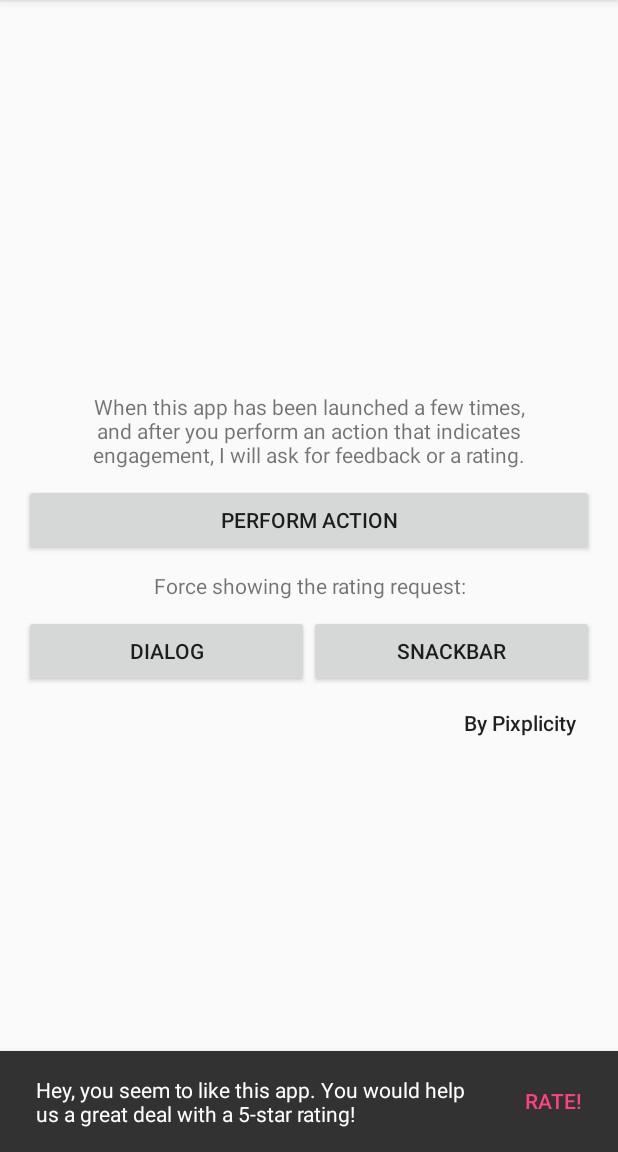
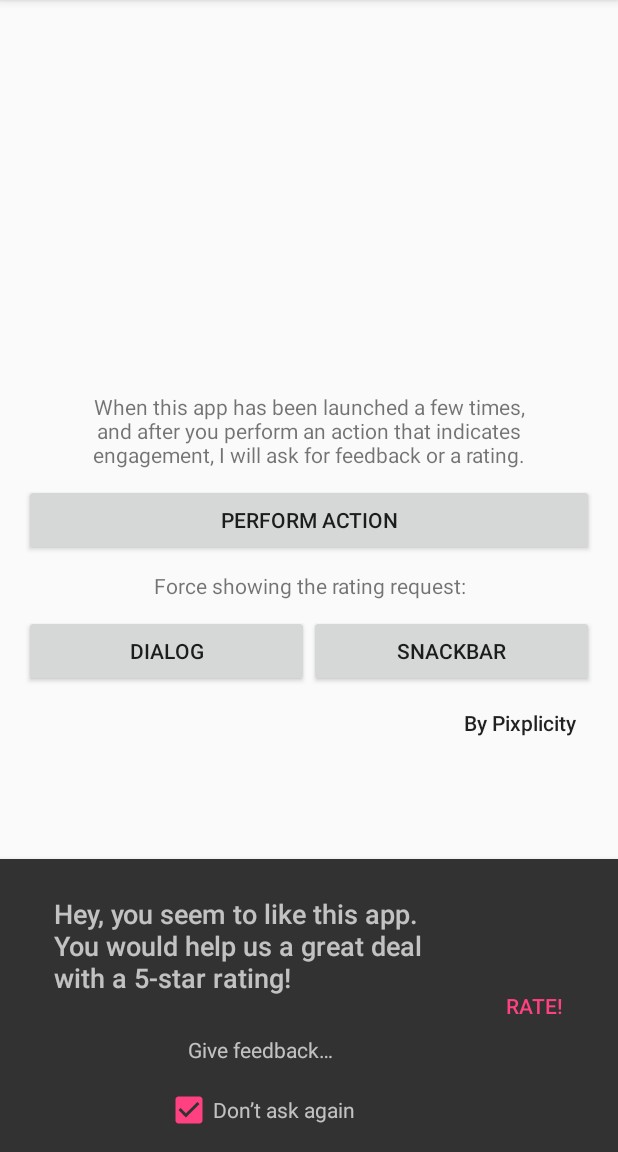
Before and after one commit to Pixplicity/gene-rate, an Android app: the screen it shows after launch (MainActivity), after a tap on "SNACKBAR", on a phone screen of 412 x 824 dp, the part 84-1236 px from its top. Run offline under Robolectric (Android 15) with nearby library versions, the phone set to English and light mode, and no system bars.

Commit message:
[add] feedback and checkbox added to SnackBar layout

```diff
--- a/app/src/main/java/com/pixplicity/generate/sample/MainActivity.java
+++ b/app/src/main/java/com/pixplicity/generate/sample/MainActivity.java
@@ -69,6 +69,7 @@ public class MainActivity extends AppCompatActivity {
         mRateBar = new Rate.Builder(this)
                 .setMessage(R.string.please_rate_short)
                 .setMinimumInstallTime(0)
+                .setFeedbackAction(Uri.parse("mailto:example@example.com"))
                 .setSnackBarParent(root)
                 .build();
 
--- a/gradle.properties
+++ b/gradle.properties
@@ -15,8 +15,8 @@
 #
 org.gradle.jvmargs=-Xmx1536m
 #
-VERSION_CODE=2
-VERSION_NAME=1.0
+VERSION_CODE=3
+VERSION_NAME=1.0.1
 #
 GROUP=com.pixplicity.generate
 ARTIFACT_ID=gene-rate
--- a/library/src/main/java/com/pixplicity/generate/Rate.java
+++ b/library/src/main/java/com/pixplicity/generate/Rate.java
@@ -38,6 +38,9 @@ import android.view.View;
 import android.view.ViewGroup;
 import android.widget.Button;
 import android.widget.CheckBox;
+import android.widget.CompoundButton;
+import android.widget.CompoundButton.OnCheckedChangeListener;
+import android.widget.TextView;
 
 import java.util.concurrent.TimeUnit;
 
@@ -173,15 +176,62 @@ public final class Rate {
 
     private void showRatingSnackbar() {
         // Wie is hier nou de snackbar?
-        Snackbar.make(mParentView, mMessage, Snackbar.LENGTH_LONG)
-                .setAction(R.string.button_yes, new View.OnClickListener() {
-                    @Override
-                    public void onClick(View view) {
-                        openPlayStore();
+        final Snackbar snackbar = Snackbar.make(mParentView, mMessage, Snackbar.LENGTH_INDEFINITE);
+        Snackbar.SnackbarLayout layout = (Snackbar.SnackbarLayout) snackbar.getView();
+
+        // Hide default text
+        TextView textView = (TextView) layout.findViewById(android.support.design.R.id.snackbar_text);
+        textView.setVisibility(View.INVISIBLE);
+
+        // Inflate our custom view
+        final LayoutInflater inflater = (LayoutInflater) mContext.getSystemService(Context.LAYOUT_INFLATER_SERVICE);
+        @SuppressLint("InflateParams")
+        View snackView = inflater.inflate(R.layout.in_snackbar, null);
+        // Configure the view
+        TextView tvMessage = (TextView) snackView.findViewById(R.id.text);
+        tvMessage.setText(mMessage);
+        final CheckBox checkBox = (CheckBox) snackView.findViewById(R.id.cb_never);
+        checkBox.setText(mTextNever);
+        checkBox.setChecked(DEFAULT_CHECKED);
+        final Button btFeedback = (Button) snackView.findViewById(R.id.bt_negative);
+        final Button btRate = (Button) snackView.findViewById(R.id.bt_positive);
+
+        // Rate listener
+        btRate.setOnClickListener(new View.OnClickListener() {
+            @Override
+            public void onClick(View v) {
+                snackbar.dismiss();
+                openPlayStore();
+                saveAsked();
+            }
+        });
+        // Feedback listener
+        if (mFeedbackAction != null) {
+            btFeedback.setText(mTextNegative);
+            btFeedback.setVisibility(View.VISIBLE);
+            btFeedback.setOnClickListener(new View.OnClickListener() {
+                @Override
+                public void onClick(View v) {
+                    if (checkBox.isChecked()) {
                         saveAsked();
                     }
-                })
-                .show();
+                    snackbar.dismiss();
+                    mFeedbackAction.onClick(null, DialogInterface.BUTTON_NEGATIVE);
+                }
+            });
+        }
+        // Checkbox listener
+        checkBox.setOnCheckedChangeListener(new OnCheckedChangeListener() {
+            @Override
+            public void onCheckedChanged(CompoundButton button, boolean checked) {
+                mPrefs.edit().putBoolean(KEY_BOOL_ASKED, checked).apply();
+            }
+        });
+
+        // Add the view to the Snackbar's layout
+        layout.addView(snackView, 0);
+        // Show the Snackbar
+        snackbar.show();
     }
 
     private void showRatingDialog() {
--- /dev/null
+++ b/library/src/main/res/layout/in_snackbar.xml
@@ -0,0 +1,90 @@
+<?xml version="1.0" encoding="utf-8"?>
+<!--
+  ~ Copyright (c) 2017    Mathijs Lagerberg, Pixplicity BV
+  ~
+  ~ Licensed under the Apache License, Version 2.0 (the "License");
+  ~ you may not use this file except in compliance with the License.
+  ~ You may obtain a copy of the License at
+  ~
+  ~      http://www.apache.org/licenses/LICENSE-2.0
+  ~
+  ~ Unless required by applicable law or agreed to in writing, software
+  ~ distributed under the License is distributed on an "AS IS" BASIS,
+  ~ WITHOUT WARRANTIES OR CONDITIONS OF ANY KIND, either express or implied.
+  ~ See the License for the specific language governing permissions and
+  ~ limitations under the License.
+  -->
+
+<LinearLayout xmlns:android="http://schemas.android.com/apk/res/android"
+              xmlns:tools="http://schemas.android.com/tools"
+              android:layout_width="match_parent"
+              android:layout_height="wrap_content"
+              android:layout_gravity="center"
+              android:gravity="center_vertical"
+              android:orientation="horizontal"
+              android:padding="12dp"
+              tools:background="#000000">
+    <!--
+
+            <TextView
+                android:layout_width="match_parent"
+                android:layout_height="wrap_content"
+                android:gravity="center"
+                android:text="@string/swipe_to_dismiss"
+                android:textColor="#90ffffff"
+                android:textSize="12sp"/> -->
+    <LinearLayout
+        android:layout_width="0dp"
+        android:layout_height="wrap_content"
+        android:layout_weight="1"
+        android:orientation="vertical">
+
+        <TextView
+            android:id="@+id/text"
+            android:layout_width="match_parent"
+            android:layout_height="wrap_content"
+            android:layout_margin="12dp"
+            android:textAppearance="@android:style/TextAppearance.DeviceDefault.Medium.Inverse"
+            tools:text="@string/please_rate_short"/>
+
+        <Button
+            android:id="@+id/bt_negative"
+            style="?android:checkboxStyle"
+            android:layout_width="wrap_content"
+            android:layout_height="wrap_content"
+            android:layout_gravity="center"
+            android:gravity="center"
+            android:paddingEnd="@dimen/view_margins"
+            android:paddingLeft="@dimen/view_margins"
+            android:paddingRight="@dimen/view_margins"
+            android:paddingStart="@dimen/view_margins"
+            android:text="@string/button_feedback"
+            android:textColor="?android:attr/textColorSecondaryInverse"
+            android:visibility="gone"
+            tools:visibility="visible"/>
+
+        <CheckBox
+            android:id="@+id/cb_never"
+            android:layout_width="wrap_content"
+            android:layout_height="wrap_content"
+            android:layout_gravity="center"
+            android:checked="true"
+            android:text="@string/button_dont_ask"
+            android:textColor="?android:attr/textColorSecondaryInverse"/>
+
+    </LinearLayout>
+
+    <LinearLayout
+        android:layout_width="wrap_content"
+        android:layout_height="match_parent"
+        android:orientation="vertical">
+
+        <Button
+            android:id="@+id/bt_positive"
+            style="@style/Base.Widget.AppCompat.Button.ButtonBar.AlertDialog"
+            android:layout_width="wrap_content"
+            android:layout_height="match_parent"
+            android:layout_gravity="center"
+            android:text="@string/button_yes"/>
+    </LinearLayout>
+</LinearLayout>
--- a/library/src/main/res/values/strings.xml
+++ b/library/src/main/res/values/strings.xml
@@ -23,4 +23,5 @@
     <string name="button_no">No thanks</string>
     <string name="button_feedback">Give feedback…</string>
     <string name="button_dont_ask">Don’t ask again</string>
+    <string name="swipe_to_dismiss">Swipe to dismiss</string>
 </resources>
```
